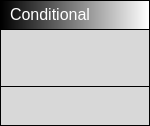
Above: Deflow/Blocks/conditionalblock.ui from Lambipapp/Deflow before the change. Below: the same form after it.
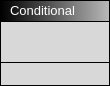
That is the form after the change. Custom widgets are drawn as their Qt base class.

Commit message: rescaled all blocks to easyer fit on UI

Patch:
```diff
--- a/Deflow/Blocks/conditionalblock.ui
+++ b/Deflow/Blocks/conditionalblock.ui
@@ -6,8 +6,8 @@
    <rect>
     <x>0</x>
     <y>0</y>
-    <width>150</width>
-    <height>126</height>
+    <width>110</width>
+    <height>86</height>
    </rect>
   </property>
   <property name="windowTitle">
@@ -52,7 +52,7 @@
         <property name="minimumSize">
          <size>
           <width>0</width>
-          <height>28</height>
+          <height>20</height>
          </size>
         </property>
         <property name="maximumSize">
@@ -62,7 +62,7 @@
          </size>
         </property>
         <property name="styleSheet">
-         <string notr="true">background-color: qlineargradient(spread:pad, x1:0, y1:0, x2:1, y2:0, stop:0 rgba(0, 0, 0, 255), stop:1 rgba(255, 255, 255, 255));</string>
+         <string notr="true">background-color: qlineargradient(spread:pad, x1:0, y1:0, x2:1, y2:0, stop:0 rgba(0, 0, 0, 255), stop:1 rgba(184, 184, 184, 255));</string>
         </property>
         <layout class="QVBoxLayout" name="verticalLayout_5">
          <property name="spacing">
@@ -98,7 +98,7 @@
             <string notr="true">background-color: rgba(255, 255, 255, 0);</string>
            </property>
            <property name="text">
-            <string>&lt;html&gt;&lt;head/&gt;&lt;body&gt;&lt;p&gt;&lt;span style=&quot; font-size:12pt; color:#ffffff;&quot;&gt;Conditional&lt;/span&gt;&lt;/p&gt;&lt;/body&gt;&lt;/html&gt;</string>
+            <string>&lt;html&gt;&lt;head/&gt;&lt;body&gt;&lt;p&gt;&lt;span style=&quot; font-size:10pt; color:#ffffff;&quot;&gt;Conditional&lt;/span&gt;&lt;/p&gt;&lt;/body&gt;&lt;/html&gt;</string>
            </property>
           </widget>
          </item>
@@ -111,6 +111,12 @@
          <string notr="true">background-color: rgb(216, 216, 216);</string>
         </property>
         <layout class="QHBoxLayout" name="horizontalLayout_3">
+         <property name="topMargin">
+          <number>1</number>
+         </property>
+         <property name="bottomMargin">
+          <number>1</number>
+         </property>
          <item>
           <widget class="QWidget" name="InNodes_2" native="true">
            <property name="sizePolicy">
@@ -257,13 +263,13 @@
           <number>9</number>
          </property>
          <property name="topMargin">
-          <number>9</number>
+          <number>1</number>
          </property>
          <property name="rightMargin">
           <number>9</number>
          </property>
          <property name="bottomMargin">
-          <number>9</number>
+          <number>1</number>
          </property>
          <item>
           <widget class="QWidget" name="InNodes" native="true">
@@ -342,18 +348,18 @@
    <header>connectorexecout.h</header>
    <container>1</container>
   </customwidget>
-  <customwidget>
-   <class>ConnectorIn</class>
-   <extends>QWidget</extends>
-   <header>connectorin.h</header>
-   <container>1</container>
-  </customwidget>
   <customwidget>
    <class>ConnectorExecIn</class>
    <extends>QWidget</extends>
    <header>connectorexecin.h</header>
    <container>1</container>
   </customwidget>
+  <customwidget>
+   <class>ConnectorIn</class>
+   <extends>QWidget</extends>
+   <header>connectorin.h</header>
+   <container>1</container>
+  </customwidget>
  </customwidgets>
  <resources/>
  <connections/>
```
The commit also changes 7 other files.
